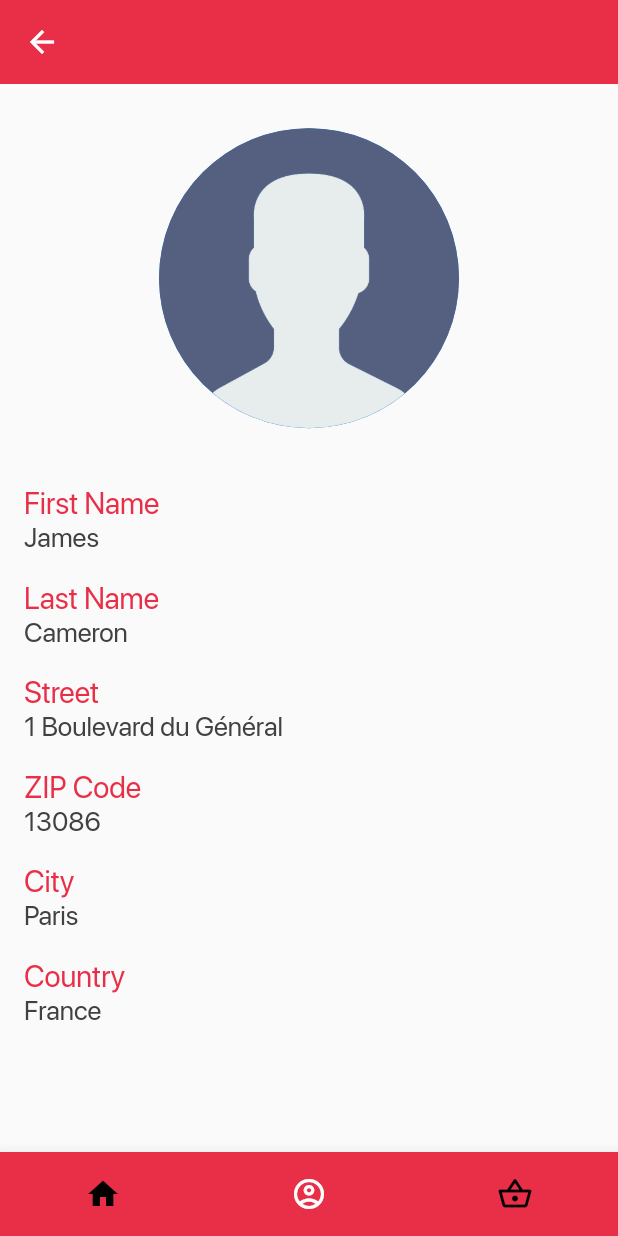
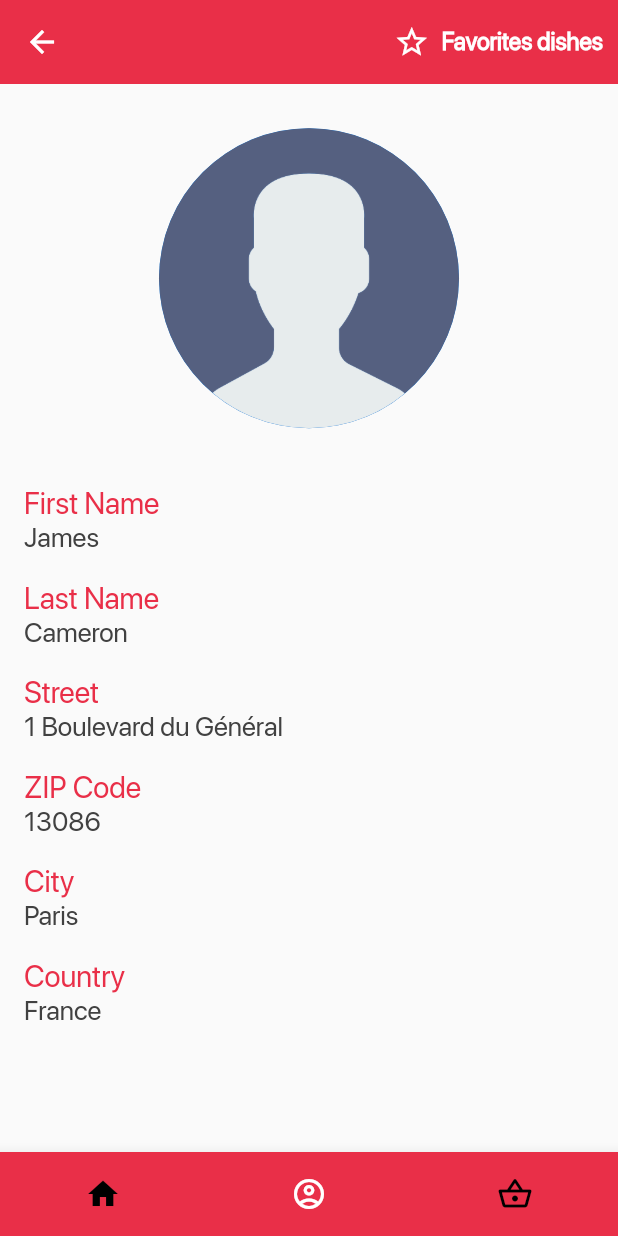
Before and after one commit to roymarmotte/epitech_flutter_filestore, a Flutter app: the ProfilePage screen opened by its route, on a phone screen of 412 x 824 dp. Run offline on Flutter 3.47's test engine with Material 2 defaults, Android fonts, the phone set to English and light mode, and no system bars; drawn by our look-alikes of animated_bottom_navigation_bar; our stand-ins replace image_picker, permission_handler, shared_preferences; accounts and stored records are empty; network calls fail.

Commit message:
feat: add fav bouton in profil appbar

```diff
--- a/lib/page/profile-page.dart
+++ b/lib/page/profile-page.dart
@@ -63,17 +63,14 @@ class _ProfilePageState extends State<ProfilePage> {
     );
   }
 
-/* OutlineButton(
-                                onPressed: () => Navigator.of(context).push(
-                                    MaterialPageRoute(
-                                        builder: (context) => FavoritesPage())),
-                                child: Text("Click here to see the favorites"),
-                              ) */
-
   @override
   Widget build(BuildContext context) {
     return Scaffold(
-        appBar: AppBar(),
+        appBar: AppBar(
+          actions: [
+            appBarFavDishes(context),
+          ],
+        ),
         body: ValueListenableBuilder(
           valueListenable: editionCheck,
           builder: (context, value, widget) {
@@ -110,6 +107,32 @@ class _ProfilePageState extends State<ProfilePage> {
           onTap: (index) =>
               Navigator.pushReplacementNamed(context, routeList[index]),
         ));
+  }
+
+  Container appBarFavDishes(BuildContext context) {
+    return Container(
+      margin: EdgeInsets.only(right: 10),
+      child: InkWell(
+        onTap: () {
+          Navigator.of(context)
+              .push(MaterialPageRoute(builder: (context) => FavoritesPage()));
+        },
+        child: Row(
+          children: [
+            Padding(
+              padding: EdgeInsets.only(right: 8),
+              child: Icon(Icons.star_border),
+            ),
+            Center(
+              child: Text(
+                "Favorites dishes",
+                style: TextStyle(fontSize: 16, fontWeight: FontWeight.bold),
+              ),
+            ),
+          ],
+        ),
+      ),
+    );
   }
 
   Column displayProfilPage(BuildContext context) {
```
